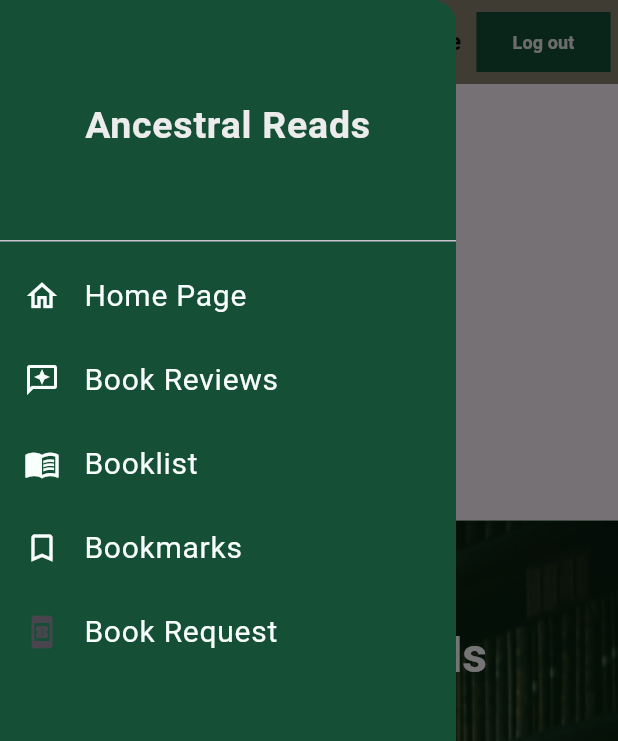
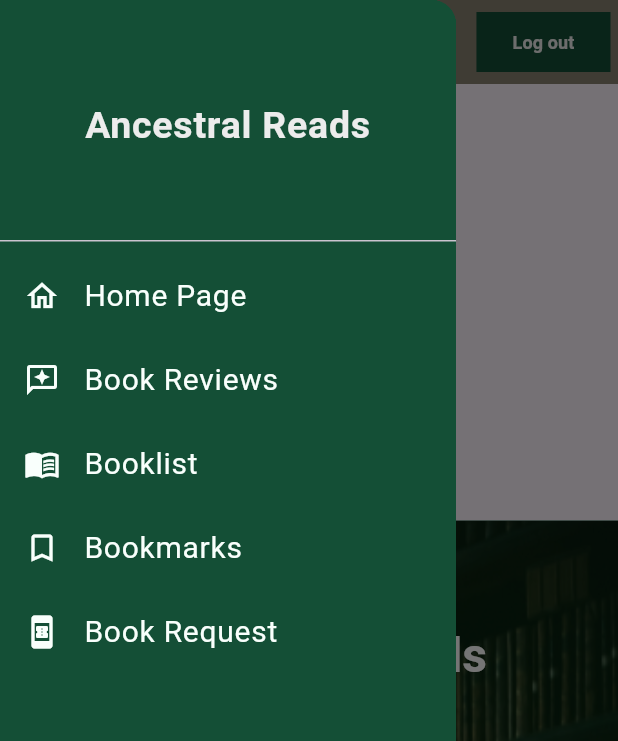
Before and after one commit to mhanifti/AncestralReadsMobile, a Flutter app: the HomePage screen opened directly with empty values, with the side drawer open, on a phone screen of 412 x 824 dp. Shown: the top 741 px of the screen. Run offline on Flutter 3.47's test engine with Material 3 defaults, Android fonts, the phone set to English and light mode, and no system bars; missing offline and left inert: pbp_django_auth; network calls fail; Roboto replaces fonts that are missing (Poppins).

Commit message:
Commit all changes

```diff
--- a/lib/Kelola/menu.dart
+++ b/lib/Kelola/menu.dart
@@ -54,7 +54,7 @@ class _HomeState extends State<HomePage> {
             shape: const RoundedRectangleBorder(
               borderRadius: BorderRadius.zero,
             ),
-            backgroundColor: Color.fromARGB(255, 218, 213, 201),
+            backgroundColor: const Color(0xFFe5dfd2),
             scrollable: true,
             title: const Text(
               "Add Book Review",
@@ -253,19 +253,13 @@ class _HomeState extends State<HomePage> {
         appBar: AppBar(
           surfaceTintColor: const Color(0xff898272),
           backgroundColor: const Color(0xff898272),
+          title: Text("Home",
+            style: TextStyle(
+              color: Colors.black,
+              fontFamily: 'Poppins',
+            ),
+          ),
           actions: <Widget> [
-            const Padding(
-              padding: EdgeInsets.symmetric(horizontal: 5.0),
-              child: Text("Home",
-                style: TextStyle(
-                  color: Colors.black,
-                  fontSize: 16,
-                  fontFamily: 'Poppins',
-                  fontWeight: FontWeight.w600,
-                  height: 0.10,
-                ),
-              ),
-            ),
             Padding(
               padding: const EdgeInsets.symmetric(horizontal: 5.0),
               child: FilledButton(
@@ -331,7 +325,7 @@ class _HomeState extends State<HomePage> {
                       children: [
                         Padding(
                           padding: const EdgeInsets.all(14.0),
-                          child:Text('Hello, ${widget.username} Welcome to',
+                          child:Text('Hello, ${widget.username}! Welcome to',
                             textAlign: TextAlign.center,
                             style: const TextStyle(
                               color: Colors.white,
@@ -394,7 +388,7 @@ class _HomeState extends State<HomePage> {
                               ),
                               child: ListTile(
                                 tileColor: const Color(0xFFe5dfd2),
-                                leading: Text("${snapshot.data![index].fields.textNumber}"),
+                                leading: Text("${index+1}"),
                                 title: Text(
                                   "${snapshot.data![index].fields.title}.",
                                   style: const TextStyle(
--- a/lib/left_drawer.dart
+++ b/lib/left_drawer.dart
@@ -165,7 +165,7 @@ class LeftDrawer extends StatelessWidget {
             },
           ),
           ListTile( //left drawernya bookmarks
-          leading: const Icon(Icons.book_online),
+          leading: const Icon(Icons.book_online, color: Color(0xfff9fffc)),
             title: const Text(
                 'Book Request',
                 style: TextStyle(
@@ -179,7 +179,7 @@ class LeftDrawer extends StatelessWidget {
               // Route menu ke halaman produk
               Navigator.push(
                 context,
-                MaterialPageRoute(builder: (context) => RequestPage(username: username)),
+                MaterialPageRoute(builder: (context) => ProductPage(username: username)),
               );
             },
           ),
--- a/lib/request/model/Book.dart
+++ /dev/null
@@ -1,77 +0,0 @@
-import 'dart:convert';
-
-List<Book> productFromJson(String str) => List<Book>.from(json.decode(str).map((x) => Book.fromJson(x)));
-
-String productToJson(List<Book> data) => json.encode(List<dynamic>.from(data.map((x) => x.toJson())));
-
-class Book {
-  String model;
-  int pk;
-  Fields fields;
-
-  Book({
-    required this.model,
-    required this.pk,
-    required this.fields,
-  });
-
-  factory Book.fromJson(Map<String, dynamic> json) => Book(
-    model: json["model"],
-    pk: json["pk"],
-    fields: Fields.fromJson(json["fields"]),
-  );
-
-  Map<String, dynamic> toJson() => {
-    "model": model,
-    "pk": pk,
-    "fields": fields.toJson(),
-  };
-}
-
-class Fields {
-  int textNumber;
-  String title;
-  String language;
-  String firstName;
-  String lastName;
-  String year;
-  String subjects;
-  String bookshelves;
-  int user;
-
-  Fields({
-    required this.textNumber,
-    required this.title,
-    required this.language,
-    required this.firstName,
-    required this.lastName,
-    required this.year,
-    required this.subjects,
-    required this.bookshelves,
-    required this.user,
-  });
-
-  factory Fields.fromJson(Map<String, dynamic> json) => Fields(
-    textNumber: json["text_number"],
-    title: json["title"],
-    language: json["language"],
-    firstName: json["first_name"],
-    lastName: json["last_name"],
-    year: json["year"],
-    subjects: json["subjects"],
-    bookshelves: json["bookshelves"],
-    user: json["user"],
-  );
-
-  Map<String, dynamic> toJson() => {
-    "text_number": textNumber,
-    "title": title,
-    "language": language,
-    "first_name": firstName,
-    "last_name": lastName,
-    "year": year,
-    "subjects": subjects,
-    "bookshelves": bookshelves,
-    "user": user,
-  };
-}
--- /dev/null
+++ b/lib/request/page/product.dart
@@ -0,0 +1,61 @@
+import 'dart:convert';
+
+List<Product> productFromJson(String str) => List<Product>.from(json.decode(str).map((x) => Product.fromJson(x)));
+
+String productToJson(List<Product> data) => json.encode(List<dynamic>.from(data.map((x) => x.toJson())));
+
+class Product {
+  String model;
+  int pk;
+  Fields fields;
+
+  Product({
+    required this.model,
+    required this.pk,
+    required this.fields,
+  });
+
+  factory Product.fromJson(Map<String, dynamic> json) => Product(
+    model: json["model"],
+    pk: json["pk"],
+    fields: Fields.fromJson(json["fields"]),
+  );
+
+  Map<String, dynamic> toJson() => {
+    "model": model,
+    "pk": pk,
+    "fields": fields.toJson(),
+  };
+}
+
+class Fields {
+  String title;
+  DateTime dateAdded;
+  int year;
+  String firstName;
+  int user;
+
+  Fields({
+    required this.title,
+    required this.dateAdded,
+    required this.year,
+    required this.firstName,
+    required this.user,
+  });
+
+  factory Fields.fromJson(Map<String, dynamic> json) => Fields(
+    title: json["title"],
+    dateAdded: DateTime.parse(json["date_added"]),
+    year: json["year"],
+    firstName: json["first_name"],
+    user: json["user"],
+  );
+
+  Map<String, dynamic> toJson() => {
+    "title": title,
+    "date_added": "${dateAdded.year.toString().padLeft(4, '0')}-${dateAdded.month.toString().padLeft(2, '0')}-${dateAdded.day.toString().padLeft(2, '0')}",
+    "year": year,
+    "first_name": firstName,
+    "user": user,
+  };
+}
```
Also changed, not shown: lib/Kelola/staff_menu.dart (+11 -23 lines), lib/authentication/login.dart (+4 -4 lines), lib/booklist/page/bookaddpage.dart (+14 -4 lines), lib/booklist/page/booklistpage.dart (+6 -9 lines), lib/guest.dart (+1 -13 lines), lib/request/api/fetchBookReq.dart (deleted, +0 -16 lines), lib/request/page/form.dart (+54 -42 lines), lib/request/page/request_page.dart (+90 -84 lines), lib/review/review_page.dart (+1 -6 lines).
